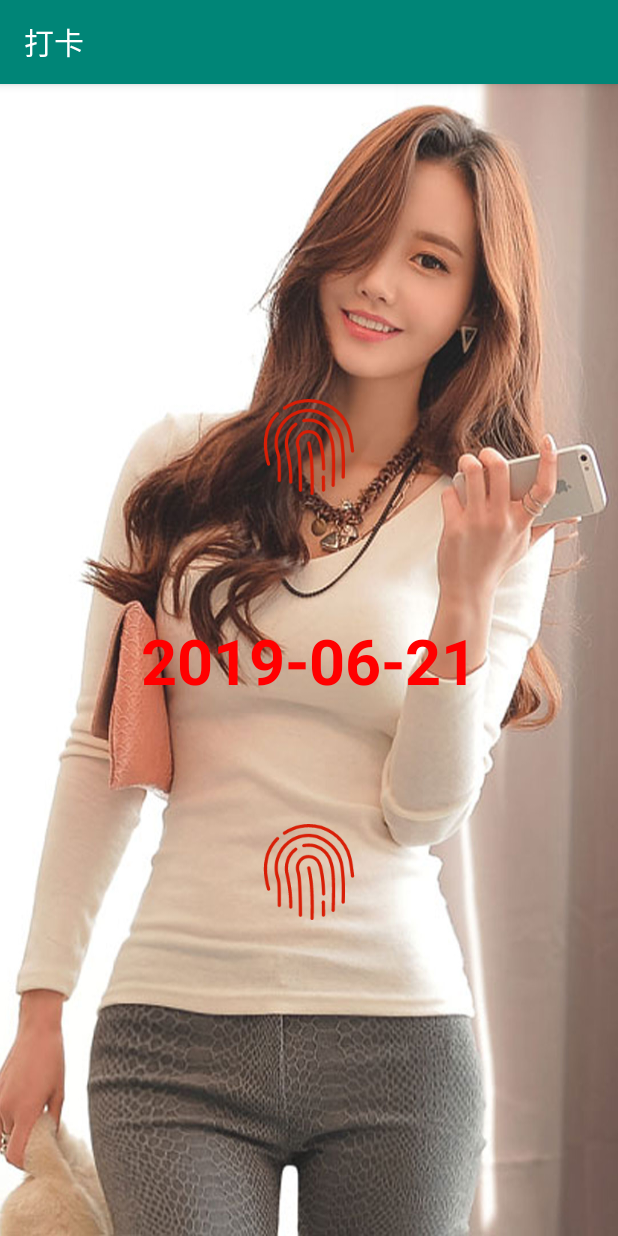
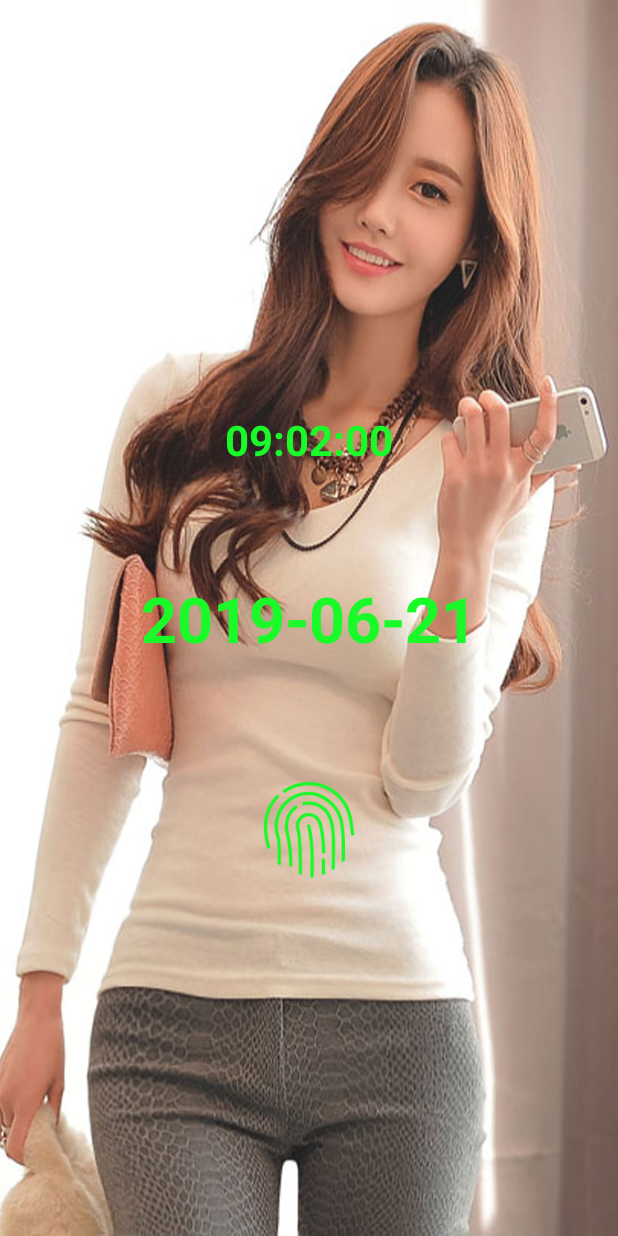
Before and after one commit to fangkeweiyou1/daka, an Android app: the screen it shows after launch (MainActivity), on a phone screen of 412 x 824 dp. Run offline under Robolectric (Android 15) with nearby library versions, the phone set to English and light mode, and no system bars.

Commit message:
完成打卡功能

```diff
--- a/app/build.gradle
+++ b/app/build.gradle
@@ -5,7 +5,7 @@ android {
     compileSdkVersion 28
     defaultConfig {
         applicationId "com.zhang.daka"
-        minSdkVersion 15
+        minSdkVersion 25
         targetSdkVersion 28
         versionCode 1
         versionName "1.0"
--- a/app/src/main/AndroidManifest.xml
+++ b/app/src/main/AndroidManifest.xml
@@ -9,7 +9,10 @@
         android:roundIcon="@mipmap/ic_launcher"
         android:supportsRtl="true"
         android:theme="@style/AppTheme">
-        <activity android:name=".MainActivity">
+        <activity
+            android:name=".MainActivity"
+            android:screenOrientation="portrait"
+            android:theme="@style/FullScreen">
             <intent-filter>
                 <action android:name="android.intent.action.MAIN" />
 
--- a/app/src/main/java/com/zhang/daka/MainActivity.kt
+++ b/app/src/main/java/com/zhang/daka/MainActivity.kt
@@ -1,13 +1,13 @@
 package com.zhang.daka
 
+import android.content.res.AssetFileDescriptor
+import android.media.MediaPlayer
 import android.support.v7.app.AppCompatActivity
 import android.os.Bundle
 import android.support.v7.widget.LinearLayoutManager
 import android.support.v7.widget.LinearSnapHelper
 import android.support.v7.widget.RecyclerView
-import android.view.LayoutInflater
-import android.view.View
-import android.view.ViewGroup
+import android.view.*
 import android.widget.ImageView
 import android.widget.TextView
 import com.bumptech.glide.Glide
@@ -25,6 +25,9 @@ class MainActivity : AppCompatActivity() {
     val yyyyMMddHHmmss = SimpleDateFormat("yyyy-MM-dd HH:mm:ss")
     val HHmmss = SimpleDateFormat("HH:mm:ss")
     val linearLayoutManager = LinearLayoutManager(this@MainActivity)
+
+    val surfaceView by lazy { findViewById<SurfaceView>(R.id.surface_main) }
+    val mediaPlayer = MediaPlayer()
 
     override fun onCreate(savedInstanceState: Bundle?) {
         super.onCreate(savedInstanceState)
@@ -64,11 +67,14 @@ class MainActivity : AppCompatActivity() {
         mDatas.add(DakaModel(R.drawable.meinv14, "2019-06-29"))
         mDatas.add(DakaModel(R.drawable.meinv15, "2019-06-30"))
 
-        if (false) {
+        if (true) {
             try {
-                for (index in 0..20) {
-                    SharedPreferencesUtils.saveLong("${mDatas[index].time} $AM", yyyyMMddHHmmss.parse("2019-06-01 09:02:00").time)
-                    SharedPreferencesUtils.saveLong("${mDatas[index].time} $PM", yyyyMMddHHmmss.parse("2019-06-01 18:32:00").time)
+                val time = mDatas[20].time
+                SharedPreferencesUtils.saveLong("$time $AM", yyyyMMddHHmmss.parse("$time 09:02:00").time)
+                for (index in 0..19) {
+                    val time = mDatas[index].time
+                    SharedPreferencesUtils.saveLong("$time $AM", yyyyMMddHHmmss.parse("$time 09:02:00").time)
+                    SharedPreferencesUtils.saveLong("$time $PM", yyyyMMddHHmmss.parse("$time 18:32:00").time)
                 }
             } catch (e: Exception) {
                 e.printStackTrace()
@@ -90,6 +96,40 @@ class MainActivity : AppCompatActivity() {
         pagerSnapHelper.attachToRecyclerView(mRecyclerView)
 
 
+//        initPlayer()
+    }
+
+    /**
+     * 初始化播放器
+     */
+    fun initPlayer() {
+//        val openFd = assets.openFd("linyuner.mp4")
+        val openFd = assets.openFd("message.wav")
+        mediaPlayer.reset()
+        mediaPlayer.setDataSource(openFd)
+        mediaPlayer.prepareAsync()
+//        val holder = surfaceView.holder
+//        holder.addCallback(MyCallBack())
+        mediaPlayer.setOnPreparedListener {
+            mediaPlayer.start()
+            mediaPlayer.isLooping = false
+        }
+    }
+
+    inner class MyCallBack : SurfaceHolder.Callback {
+        //改变
+        override fun surfaceChanged(holder: SurfaceHolder?, format: Int, width: Int, height: Int) {
+        }
+
+        //销毁
+        override fun surfaceDestroyed(holder: SurfaceHolder?) {
+        }
+
+        //创建
+        override fun surfaceCreated(holder: SurfaceHolder?) {
+            mediaPlayer.setDisplay(holder)
+        }
+
     }
 
     fun initEvent() {
@@ -98,6 +138,7 @@ class MainActivity : AppCompatActivity() {
 
     override fun onResume() {
         super.onResume()
+        //设置滑动到当天日期
         val currentDate = yyyyMMdd.format(Date())
         for ((index, date) in mDatas.withIndex()) {
             if (currentDate == date.time) {
@@ -106,6 +147,13 @@ class MainActivity : AppCompatActivity() {
                 break
             }
         }
+
+        //设置林允儿背景MV
+    }
+
+    override fun onBackPressed() {
+        super.onBackPressed()
+        moveTaskToBack(true)
     }
 
     inner class MainAdapter : RecyclerView.Adapter<MainAdapter.MainViewHolder>() {
@@ -173,6 +221,8 @@ class MainActivity : AppCompatActivity() {
                     val currentTime = Date().time
                     //当前打卡时间在范围内
                     if (currentTime in amMin..amMax) {
+                        //播放铃声
+                        initPlayer()
                         toastMsg("打卡成功!")
                         //存档
                         SharedPreferencesUtils.saveLong("${mDatas[p1].time} $AM", currentTime)
@@ -189,7 +239,6 @@ class MainActivity : AppCompatActivity() {
             }
             //长按打卡
             p0.iv_zhiwen_pm.setOnLongClickListener {
-
                 //限制最后打卡时间
                 var pmMax: Long = 0
                 //限制最前打卡时间
@@ -206,6 +255,8 @@ class MainActivity : AppCompatActivity() {
                     val currentTime = Date().time
                     //当前打卡时间在范围内
                     if (currentTime in pmMin..pmMax) {
+                        //播放铃声
+                        initPlayer()
                         toastMsg("打卡成功!")
                         //存档
                         SharedPreferencesUtils.saveLong("${mDatas[p1].time} $PM", currentTime)
--- a/app/src/main/res/layout/activity_main.xml
+++ b/app/src/main/res/layout/activity_main.xml
@@ -1,15 +1,21 @@
 <?xml version="1.0" encoding="utf-8"?>
-<LinearLayout xmlns:android="http://schemas.android.com/apk/res/android"
+<FrameLayout xmlns:android="http://schemas.android.com/apk/res/android"
     xmlns:app="http://schemas.android.com/apk/res-auto"
-    android:orientation="vertical"
     xmlns:tools="http://schemas.android.com/tools"
     android:layout_width="match_parent"
     android:layout_height="match_parent"
     tools:context=".MainActivity">
 
-<android.support.v7.widget.RecyclerView
-    android:layout_width="match_parent"
-    android:id="@+id/rv_main"
-    android:layout_height="match_parent"/>
 
-</LinearLayout>
+
+    <android.support.v7.widget.RecyclerView
+        android:id="@+id/rv_main"
+        android:layout_width="match_parent"
+        android:layout_height="match_parent" />
+
+    <SurfaceView
+        android:visibility="gone"
+        android:id="@+id/surface_main"
+        android:layout_width="match_parent"
+        android:layout_height="200dp" />
+</FrameLayout>
--- a/app/src/main/res/layout/item_main_adapter.xml
+++ b/app/src/main/res/layout/item_main_adapter.xml
@@ -18,7 +18,7 @@
         android:scaleX="3"
         android:scaleY="3"
         android:text="2019-06-21 10:01"
-        android:textColor="#ff0000"
+        android:textColor="@color/textcolor"
         android:textStyle="bold" />
 
     <ImageView
@@ -41,27 +41,28 @@
 
     <TextView
         android:id="@+id/tv_am"
-        android:textColor="#ff0000"
-        android:textStyle="bold"
-        android:scaleX="2"
-        android:scaleY="2"
         android:layout_width="wrap_content"
-        android:text="2019-06-21 10:01"
+        android:layout_height="wrap_content"
         android:layout_above="@+id/tv_current_ime"
         android:layout_centerHorizontal="true"
         android:layout_marginBottom="100dp"
-        android:layout_height="wrap_content" />
+        android:scaleX="2"
+        android:scaleY="2"
+        android:text="2019-06-21 10:01"
+        android:textColor="@color/textcolor"
+        android:textStyle="bold" />
+
     <TextView
         android:id="@+id/tv_pm"
-       android:textColor="#ff0000"
-        android:textStyle="bold"
-        android:scaleX="2"
-        android:scaleY="2"
+        android:layout_width="wrap_content"
+        android:layout_height="wrap_content"
         android:layout_below="@+id/tv_current_ime"
         android:layout_centerHorizontal="true"
         android:layout_marginTop="100dp"
-        android:layout_width="wrap_content"
+        android:scaleX="2"
+        android:scaleY="2"
         android:text="2019-06-21 10:01"
-        android:layout_height="wrap_content" />
+        android:textColor="@color/textcolor"
+        android:textStyle="bold" />
 
 </RelativeLayout>
--- a/app/src/main/res/values/colors.xml
+++ b/app/src/main/res/values/colors.xml
@@ -3,4 +3,5 @@
     <color name="colorPrimary">#008577</color>
     <color name="colorPrimaryDark">#00574B</color>
     <color name="colorAccent">#D81B60</color>
+    <color name="textcolor">#1afa29</color>
 </resources>
--- a/app/src/main/res/values/styles.xml
+++ b/app/src/main/res/values/styles.xml
@@ -6,6 +6,13 @@
         <item name="colorPrimary">@color/colorPrimary</item>
         <item name="colorPrimaryDark">@color/colorPrimaryDark</item>
         <item name="colorAccent">@color/colorAccent</item>
+        <item name="windowNoTitle">true</item>
+        <item name="windowActionBar">false</item>
+        <item name="android:windowActionBar">false</item>
+    </style>
+
+    <style name="FullScreen" parent="AppTheme">
+        <item name="android:windowFullscreen">true</item>
     </style>
 
 </resources>
```
Also changed, not shown: app/src/main/res/drawable-xhdpi/zhiwen.png, 1 other file.
